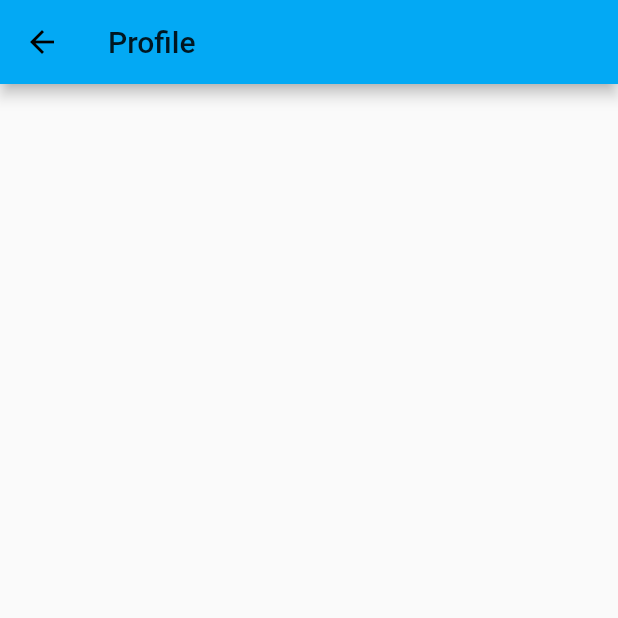
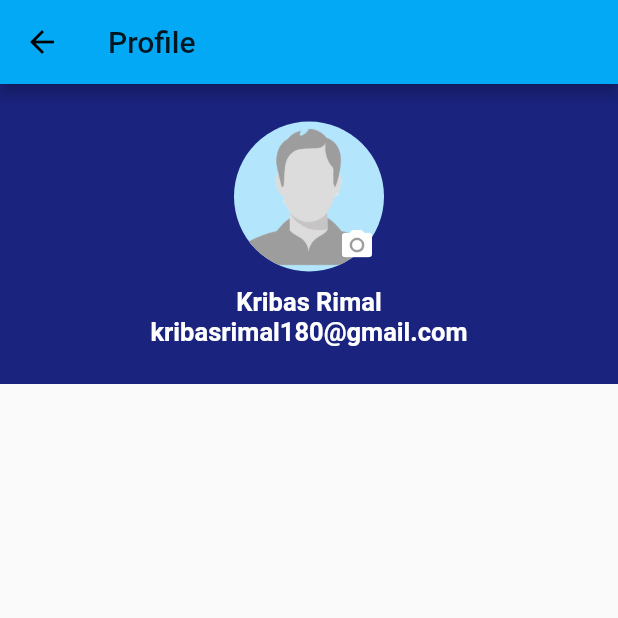
Before and after one commit to Kribas/Water, a Flutter app: the ProfileScreen screen opened directly, on a phone screen of 412 x 824 dp, the top half of it. Run offline on Flutter 3.47's test engine with Material 2 defaults, Android fonts, the light colour scheme and no system bars; our stand-ins replace carousel_pro, firebase_auth, firebase_core, firebase_database, font_awesome_flutter, google_sign_in; accounts and stored records are empty.

Commit message:
made changes

```diff
--- a/lib/Components/drawer.dart
+++ b/lib/Components/drawer.dart
@@ -10,6 +10,7 @@ import 'package:drpani/Pages/TermsandConditions.dart';
 import 'package:firebase_auth/firebase_auth.dart';
 import 'package:flutter/material.dart';
 import 'package:font_awesome_flutter/font_awesome_flutter.dart';
+import 'package:google_sign_in/google_sign_in.dart';
 
 class AppDrawer extends StatefulWidget {
 
@@ -26,6 +27,9 @@ class AppDrawer extends StatefulWidget {
 class _AppDrawerState extends State<AppDrawer> {
 
   late User _user;
+
+  final GoogleSignIn googleSignIn = GoogleSignIn();
+
 
   Route _routeToSignInScreen() {
     return PageRouteBuilder(
@@ -65,14 +69,9 @@ class _AppDrawerState extends State<AppDrawer> {
               ),
               accountName: Text(_user.displayName!),
               accountEmail: Text(_user.email!),
-              currentAccountPicture: _user.photoURL != null
-                ? CircleAvatar(
-                backgroundImage: NetworkImage(_user.photoURL!),
+              currentAccountPicture: CircleAvatar(
+                backgroundImage: AssetImage('images/UserProfile.png'),
               )
-                  :
-                CircleAvatar(
-                  backgroundColor: Colors.grey,
-                )
             ),
             ListTile(
               onTap: () {
@@ -150,6 +149,8 @@ class _AppDrawerState extends State<AppDrawer> {
               title: Text('Log Out'),
               onTap: () async{
                 await FirebaseAuth.instance.signOut();
+                googleSignIn.signOut();
+
                 Navigator.of(context)
                     .pushReplacement(_routeToSignInScreen());
               },
--- a/lib/Pages/Profile.dart
+++ b/lib/Pages/Profile.dart
@@ -7,6 +7,53 @@ class ProfileScreen extends StatelessWidget {
       appBar: AppBar(
         title: Text('Profile'),
       ),
+      body: Column(
+        children: [
+          Container(
+            height: 200,
+            width: double.infinity,
+            color: Colors.indigo[900],
+            child: Column(
+              mainAxisAlignment: MainAxisAlignment.center,
+              children: [
+
+                Stack(
+                  children: [
+                    CircleAvatar(
+                      backgroundImage: AssetImage('images/UserProfile.png'),
+                      radius: 50,
+                    ),
+                    Positioned(
+                      top: 70,
+                      left: 70,
+                      child: Icon(
+                        Icons.camera_alt,color: Colors.white,
+                      ),
+                    ),
+                  ],
+                ),
+
+                SizedBox(height: 10,),
+
+                Text('Kribas Rimal',
+                style: TextStyle(
+                  fontSize: 17,
+                  fontWeight: FontWeight.bold,
+                  color: Colors.white
+                ),
+                ),
+                Text('kribasrimal180@gmail.com',
+                  style: TextStyle(
+                      fontSize: 17,
+                      fontWeight: FontWeight.bold,
+                      color: Colors.white
+                  ),
+                )
+              ],
+            )
+          )
+        ],
+      ),
     );
   }
 }
--- a/lib/main.dart
+++ b/lib/main.dart
@@ -2,6 +2,7 @@
 
 
 import 'package:drpani/Pages/FirstPage.dart';
+import 'package:drpani/Pages/Profile.dart';
 import 'package:flutter/material.dart';
 import 'package:firebase_core/firebase_core.dart';
 
@@ -14,7 +15,7 @@ void main() async {
 
   runApp(MaterialApp(
     debugShowCheckedModeBanner: false,
-    home: FirstPage(),
+    home: ProfileScreen(),
     theme: ThemeData(
       primarySwatch: Colors.lightBlue,
     ),
--- a/pubspec.yaml
+++ b/pubspec.yaml
@@ -39,6 +39,7 @@ dependencies:
   fluttertoast: ^8.0.3
   firebase_core: ^1.0.2
   firebase_database: ^6.1.1
+  firebase_storage: ^8.0.3
 
 dev_dependencies:
   flutter_test:
```
Also changed, not shown: images/UserProfile.png (added), pubspec.lock.
